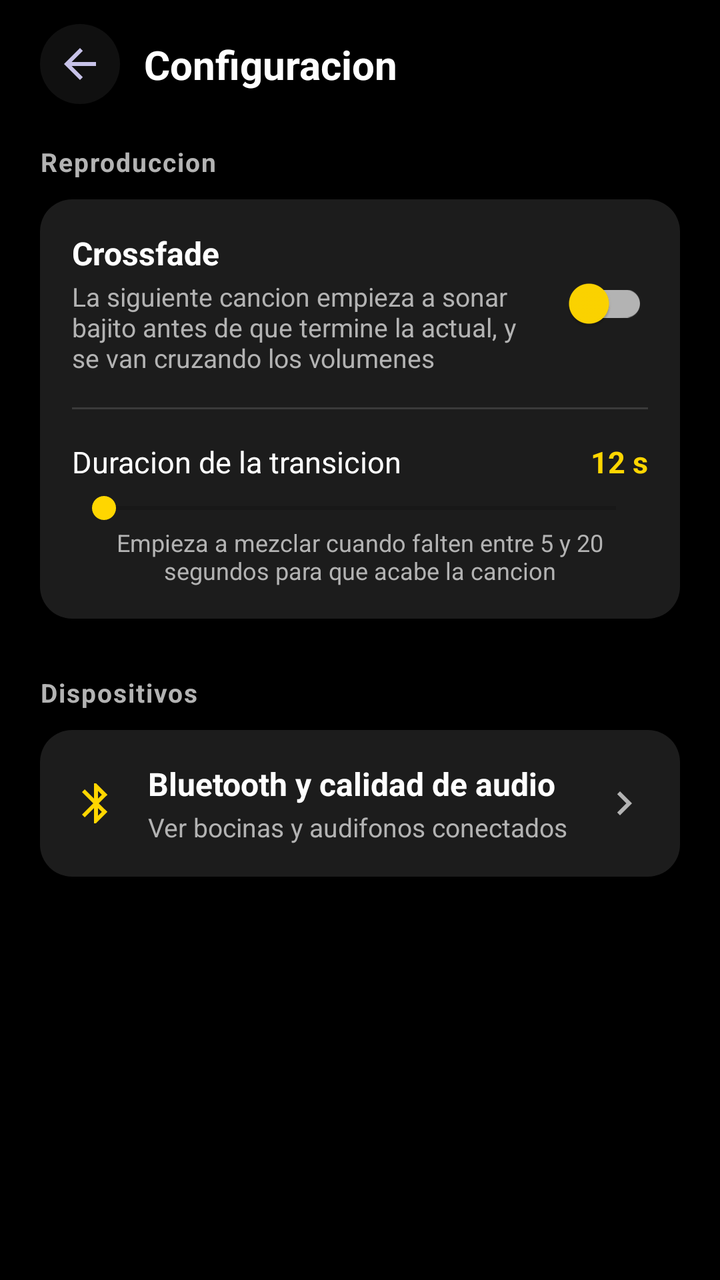
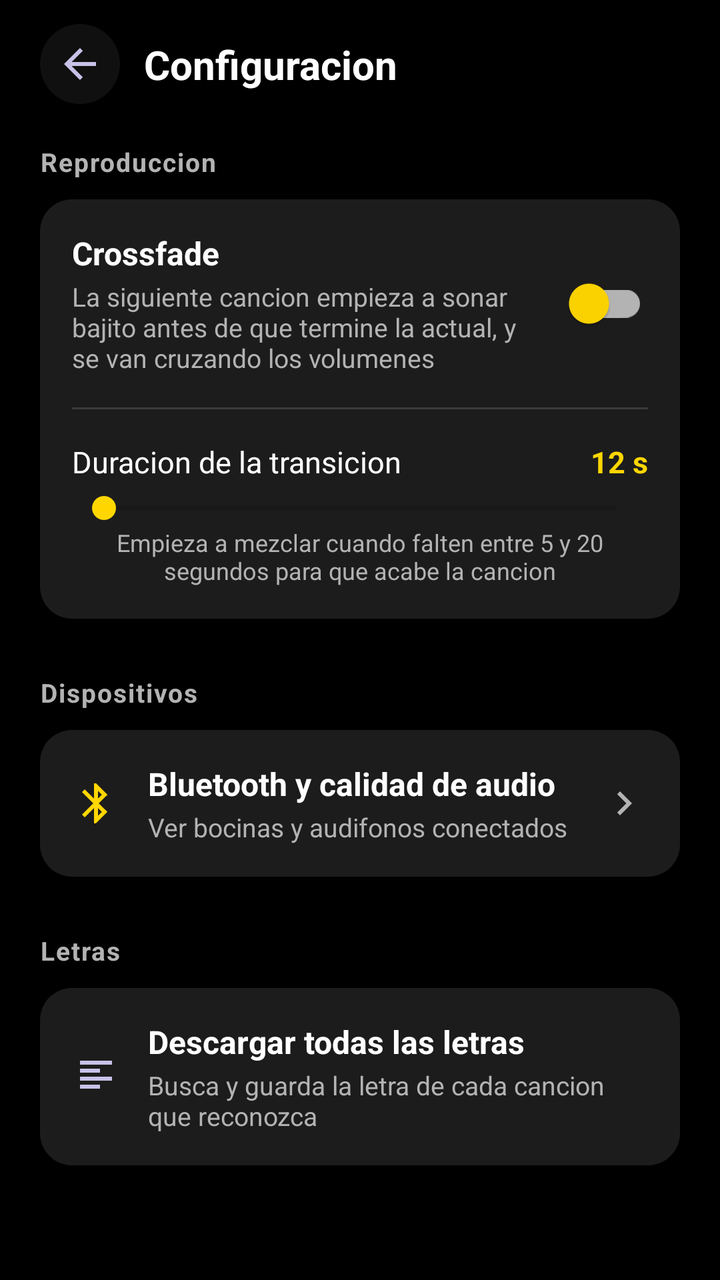

Two renders of the same Android screen: before a commit and after it. Below are the layout's source before the change and the commit's diff.
<!-- AndroidManifest.xml: activity theme Theme.MP_3 -->
<!-- res/layout/activity_settings.xml -->
<?xml version="1.0" encoding="utf-8"?>
<androidx.constraintlayout.widget.ConstraintLayout
    xmlns:android="http://schemas.android.com/apk/res/android"
    xmlns:app="http://schemas.android.com/apk/res-auto"
    xmlns:tools="http://schemas.android.com/tools"
    android:layout_width="match_parent"
    android:layout_height="match_parent"
    android:background="@color/background_dark"
    android:fitsSystemWindows="true"
    tools:context=".SettingsActivity">

    <ImageButton
        android:id="@+id/btnBack"
        android:layout_width="40dp"
        android:layout_height="40dp"
        android:layout_marginTop="12dp"
        android:layout_marginStart="20dp"
        android:background="@drawable/bg_icon_button_circle"
        android:contentDescription="Regresar"
        android:padding="8dp"
        android:src="@drawable/ic_arrow_back"
        app:layout_constraintTop_toTopOf="parent"
        app:layout_constraintStart_toStartOf="parent" />

    <TextView
        android:id="@+id/tvSettingsTitle"
        android:layout_width="0dp"
        android:layout_height="wrap_content"
        android:layout_marginStart="12dp"
        android:text="Configuracion"
        android:textColor="@color/text_primary_light"
        android:textSize="20sp"
        android:textStyle="bold"
        app:layout_constraintTop_toTopOf="@id/btnBack"
        app:layout_constraintBottom_toBottomOf="@id/btnBack"
        app:layout_constraintStart_toEndOf="@id/btnBack"
        app:layout_constraintEnd_toEndOf="parent" />

    <androidx.core.widget.NestedScrollView
        android:layout_width="0dp"
        android:layout_height="0dp"
        android:clipToPadding="false"
        android:paddingBottom="24dp"
        app:layout_constraintTop_toBottomOf="@id/btnBack"
        app:layout_constraintBottom_toBottomOf="parent"
        app:layout_constraintStart_toStartOf="parent"
        app:layout_constraintEnd_toEndOf="parent">

        <LinearLayout
            android:layout_width="match_parent"
            android:layout_height="wrap_content"
            android:orientation="vertical"
            android:paddingHorizontal="20dp"
            android:paddingTop="20dp">

            <TextView
                android:layout_width="wrap_content"
                android:layout_height="wrap_content"
                android:layout_marginBottom="10dp"
                android:text="Reproduccion"
                android:textColor="@color/text_secondary_light"
                android:textSize="13sp"
                android:textStyle="bold"
                android:letterSpacing="0.05" />

            <LinearLayout
                android:layout_width="match_parent"
                android:layout_height="wrap_content"
                android:orientation="vertical"
                android:background="@drawable/bg_item_song"
                android:padding="16dp">

                <LinearLayout
                    android:layout_width="match_parent"
                    android:layout_height="wrap_content"
                    android:orientation="horizontal"
                    android:gravity="center_vertical">

                    <LinearLayout
                        android:layout_width="0dp"
                        android:layout_height="wrap_content"
                        android:layout_weight="1"
                        android:orientation="vertical">

                        <TextView
                            android:layout_width="wrap_content"
                            android:layout_height="wrap_content"
                            android:text="Crossfade"
                            android:textColor="@color/text_primary_light"
                            android:textSize="16sp"
                            android:textStyle="bold" />

                        <TextView
                            android:layout_width="wrap_content"
                            android:layout_height="wrap_content"
                            android:layout_marginTop="2dp"
                            android:text="La siguiente cancion empieza a sonar bajito antes de que termine la actual, y se van cruzando los volumenes"
                            android:textColor="@color/text_secondary_light"
                            android:textSize="13sp" />

                    </LinearLayout>

                    <com.google.android.material.switchmaterial.SwitchMaterial
                        android:id="@+id/switchCrossfade"
                        android:layout_width="wrap_content"
                        android:layout_height="wrap_content"
                        android:layout_marginStart="12dp"
                        app:thumbTint="@color/spotify_green"
                        app:trackTint="@color/spotify_gray" />

                </LinearLayout>

                <View
                    android:layout_width="match_parent"
                    android:layout_height="1dp"
                    android:layout_marginVertical="16dp"
                    android:background="#22FFFFFF" />

                <LinearLayout
                    android:id="@+id/groupCrossfadeDuration"
                    android:layout_width="match_parent"
                    android:layout_height="wrap_content"
                    android:orientation="vertical">

                    <LinearLayout
                        android:layout_width="match_parent"
                        android:layout_height="wrap_content"
                        android:orientation="horizontal">

                        <TextView
                            android:layout_width="0dp"
                            android:layout_height="wrap_content"
                            android:layout_weight="1"
                            android:text="Duracion de la transicion"
                            android:textColor="@color/text_primary_light"
                            android:textSize="15sp" />

                        <TextView
                            android:id="@+id/tvCrossfadeSeconds"
                            android:layout_width="wrap_content"
                            android:layout_height="wrap_content"
                            android:text="12 s"
                            android:textColor="@color/spotify_green"
                            android:textSize="15sp"
                            android:textStyle="bold" />

                    </LinearLayout>

                    <SeekBar
                        android:id="@+id/seekCrossfadeSeconds"
                        android:layout_width="match_parent"
                        android:layout_height="wrap_content"
                        android:layout_marginTop="4dp"
                        android:max="15"
                        android:progressTint="@color/spotify_green"
                        android:thumbTint="@color/spotify_green" />

                    <TextView
                        android:layout_width="match_parent"
                        android:layout_height="wrap_content"
                        android:gravity="center"
                        android:text="Empieza a mezclar cuando falten entre 5 y 20 segundos para que acabe la cancion"
                        android:textColor="@color/text_secondary_light"
                        android:textSize="12sp" />

                </LinearLayout>

            </LinearLayout>

            <TextView
                android:layout_width="wrap_content"
                android:layout_height="wrap_content"
                android:layout_marginTop="28dp"
                android:layout_marginBottom="10dp"
                android:text="Dispositivos"
                android:textColor="@color/text_secondary_light"
                android:textSize="13sp"
                android:textStyle="bold"
                android:letterSpacing="0.05" />

            <LinearLayout
                android:id="@+id/rowBluetooth"
                android:layout_width="match_parent"
                android:layout_height="wrap_content"
                android:orientation="horizontal"
                android:gravity="center_vertical"
                android:background="@drawable/bg_item_song"
                android:clickable="true"
                android:focusable="true"
                android:padding="16dp">

                <ImageView
                    android:layout_width="24dp"
                    android:layout_height="24dp"
                    android:src="@drawable/ic_bluetooth"
                    android:contentDescription="Bluetooth" />

                <LinearLayout
                    android:layout_width="0dp"
                    android:layout_height="wrap_content"
                    android:layout_weight="1"
                    android:layout_marginStart="14dp"
                    android:orientation="vertical">

                    <TextView
                        android:layout_width="wrap_content"
                        android:layout_height="wrap_content"
                        android:text="Bluetooth y calidad de audio"
                        android:textColor="@color/text_primary_light"
                        android:textSize="16sp"
                        android:textStyle="bold" />

                    <TextView
                        android:id="@+id/tvBluetoothSummary"
                        android:layout_width="wrap_content"
                        android:layout_height="wrap_content"
                        android:layout_marginTop="2dp"
                        android:text="Ver bocinas y audifonos conectados"
                        android:textColor="@color/text_secondary_light"
                        android:textSize="13sp" />

                </LinearLayout>

                <ImageView
                    android:layout_width="24dp"
                    android:layout_height="24dp"
                    android:src="@drawable/ic_chevron_right"
                    android:contentDescription="Abrir" />

            </LinearLayout>

        </LinearLayout>

    </androidx.core.widget.NestedScrollView>

</androidx.constraintlayout.widget.ConstraintLayout>
<!-- resources referenced by this layout -->
<resources>
  <color name="background_dark">#000000</color>
  <color name="spotify_gray">#B3B3B3</color>
  <color name="spotify_green">#FFD600</color>
  <color name="text_primary_light">#FFFFFF</color>
  <color name="text_secondary_light">#B3B3B3</color>
  <!-- drawable bg_icon_button_circle (drawable) -->
  <?xml version="1.0" encoding="utf-8"?>
  <shape xmlns:android="http://schemas.android.com/apk/res/android"
      android:shape="oval">
      <solid android:color="@color/surface_dark" />
  </shape>
  <!-- drawable bg_item_song (drawable) -->
  <?xml version="1.0" encoding="utf-8"?>
  <selector xmlns:android="http://schemas.android.com/android">
      <item android:state_pressed="true">
          <shape android:shape="rectangle">
              <solid android:color="@color/purple_dark" />
              <corners android:radius="16dp" />
          </shape>
      </item>
      <item>
          <shape android:shape="rectangle">
              <solid android:color="@color/surface_dark" />
              <corners android:radius="16dp" />
          </shape>
      </item>
  </selector>
  <!-- drawable ic_arrow_back (drawable) -->
  <vector xmlns:android="http://schemas.android.com/apk/res/android"
      android:width="24dp"
      android:height="24dp"
      android:viewportWidth="24"
      android:viewportHeight="24">
      <path
          android:fillColor="#C7C2E8"
          android:pathData="M20,11H7.83l5.59,-5.59L12,4l-8,8 8,8 1.41,-1.41L7.83,13H20v-2z" />
  </vector>
  <!-- drawable ic_bluetooth (drawable) -->
  <vector xmlns:android="http://schemas.android.com/apk/res/android"
      android:width="24dp"
      android:height="24dp"
      android:viewportWidth="24"
      android:viewportHeight="24">
      <path
          android:fillColor="#FFD600"
          android:pathData="M17.71,7.71L12,2h-1v7.59L6.41,5L5,6.41L10.59,12L5,17.59L6.41,19L11,14.41V22h1l5.71,-5.71l-4.3,-4.29l4.3,-4.29zM13,5.83l1.88,1.88L13,9.59V5.83zM13,14.41l1.88,1.88L13,18.17v-3.76z" />
  </vector>
  <!-- drawable ic_chevron_right (drawable) -->
  <vector xmlns:android="http://schemas.android.com/apk/res/android"
      android:width="24dp"
      android:height="24dp"
      android:viewportWidth="24"
      android:viewportHeight="24">
      <path
          android:fillColor="#B3B3B3"
          android:pathData="M8.59,16.59L13.17,12L8.59,7.41L10,6l6,6l-6,6z" />
  </vector>
  <style name="Theme.MP_3" parent="Theme.MaterialComponents.DayNight.NoActionBar">
          <item name="colorPrimary">@color/purple_primary</item>
          <item name="colorPrimaryVariant">@color/purple_dark</item>
          <item name="colorOnPrimary">@color/white</item>
          <item name="colorSecondary">@color/blue_primary</item>
          <item name="colorSecondaryVariant">@color/blue_dark</item>
          <item name="colorOnSecondary">@color/white</item>
          <item name="android:statusBarColor">@color/background_dark</item>
          <item name="android:windowBackground">@color/background_dark</item>
          <item name="android:navigationBarColor">@color/background_dark</item>
      </style>
  <color name="surface_dark">#101010</color>
  <color name="purple_dark">#1C1C1C</color>
  <color name="purple_primary">#FFD600</color>
  <color name="white">#FFFFFF</color>
  <color name="blue_primary">#FFD600</color>
  <color name="blue_dark">#0A0A0A</color>
</resources>

<!-- the commit's change to res/layout/activity_settings.xml (unified diff, before → after) -->
@@ -229,6 +229,69 @@
 
             </LinearLayout>
 
+            <TextView
+                android:layout_width="wrap_content"
+                android:layout_height="wrap_content"
+                android:layout_marginTop="28dp"
+                android:layout_marginBottom="10dp"
+                android:text="Letras"
+                android:textColor="@color/text_secondary_light"
+                android:textSize="13sp"
+                android:textStyle="bold"
+                android:letterSpacing="0.05" />
+
+            <LinearLayout
+                android:id="@+id/rowDownloadLyrics"
+                android:layout_width="match_parent"
+                android:layout_height="wrap_content"
+                android:orientation="horizontal"
+                android:gravity="center_vertical"
+                android:background="@drawable/bg_item_song"
+                android:clickable="true"
+                android:focusable="true"
+                android:padding="16dp">
+
+                <ImageView
+                    android:layout_width="24dp"
+                    android:layout_height="24dp"
+                    android:src="@drawable/ic_lyrics"
+                    android:contentDescription="Letras" />
+
+                <LinearLayout
+                    android:layout_width="0dp"
+                    android:layout_height="wrap_content"
+                    android:layout_weight="1"
+                    android:layout_marginStart="14dp"
+                    android:orientation="vertical">
+
+                    <TextView
+                        android:layout_width="wrap_content"
+                        android:layout_height="wrap_content"
+                        android:text="Descargar todas las letras"
+                        android:textColor="@color/text_primary_light"
+                        android:textSize="16sp"
+                        android:textStyle="bold" />
+
+                    <TextView
+                        android:id="@+id/tvDownloadLyricsSummary"
+                        android:layout_width="wrap_content"
+                        android:layout_height="wrap_content"
+                        android:layout_marginTop="2dp"
+                        android:text="Busca y guarda la letra de cada cancion que reconozca"
+                        android:textColor="@color/text_secondary_light"
+                        android:textSize="13sp" />
+
+                </LinearLayout>
+
+                <ProgressBar
+                    android:id="@+id/progressDownloadLyrics"
+                    style="?android:attr/progressBarStyleSmall"
+                    android:layout_width="24dp"
+                    android:layout_height="24dp"
+                    android:visibility="gone" />
+
+            </LinearLayout>
+
         </LinearLayout>
 
     </androidx.core.widget.NestedScrollView>
<!-- resource entries referenced after the edit -->
@@ -57,6 +57,16 @@
           android:fillColor="#B3B3B3"
           android:pathData="M8.59,16.59L13.17,12L8.59,7.41L10,6l6,6l-6,6z" />
   </vector>
+  <!-- drawable ic_lyrics (drawable) -->
+  <vector xmlns:android="http://schemas.android.com/apk/res/android"
+      android:width="24dp"
+      android:height="24dp"
+      android:viewportWidth="24"
+      android:viewportHeight="24">
+      <path
+          android:fillColor="#C7C2E8"
+          android:pathData="M4,4h16v2H4V4zM4,8h10v2H4V8zM4,12h16v2H4v-2zM4,16h10v2H4v-2z" />
+  </vector>
   <style name="Theme.MP_3" parent="Theme.MaterialComponents.DayNight.NoActionBar">
           <item name="colorPrimary">@color/purple_primary</item>
           <item name="colorPrimaryVariant">@color/purple_dark</item>
